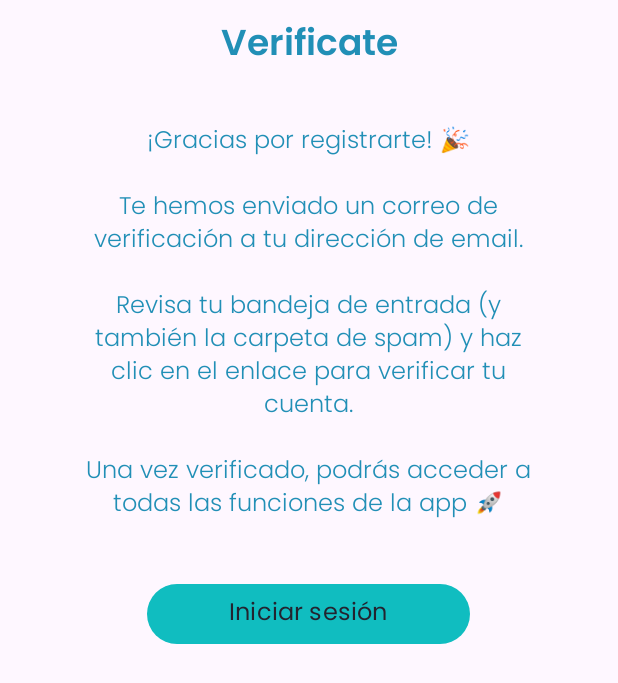
After one commit to PabloMarpen/GoNow, an Android app: the layout fragment_pop_up_correoverificacion.xml on its own in the app's theme, with its tools: preview values and no code run, on a phone screen of 412 x 824 dp. The commit adds this screen. Shown: the top 683 px of the screen. Run offline under Robolectric (Android 15) with nearby library versions, the phone set to English and light mode, and no system bars.

Commit message:
v34 recu correo y verifi

```diff
--- a/app/src/main/java/com/example/gonow/vista/FragmentResumenBanio.kt
+++ b/app/src/main/java/com/example/gonow/vista/FragmentResumenBanio.kt
@@ -119,9 +119,7 @@ class FragmentResumenBanio : Fragment(R.layout.fragment_resumen_banio) {
         manejoCarga = ManejoDeCarga(
             parentFragmentManager,
             timeoutMillis = 20000L // 20000L
-        ){
-            Toast.makeText(requireContext(), getString(R.string.error_muchotiempo), Toast.LENGTH_SHORT).show()
-        }
+        )
 
         if(arguments?.getDouble(ARG_MEDIAPUNTUACION) == 0.0){
             Puntuacion.rating = arguments?.getDouble(ARG_PUNTUACION)?.toFloat() ?: 0f
--- a/app/src/main/java/com/example/gonow/vista/ManejoCarga.kt
+++ b/app/src/main/java/com/example/gonow/vista/ManejoCarga.kt
@@ -32,8 +32,12 @@ class ManejoDeCarga(
         handler.removeCallbacks(timeoutRunnable)
 
         loadingDialog?.let { dialog ->
-            if (dialog.isAdded && !dialog.parentFragmentManager.isStateSaved) {
+            // Forzar el dismiss si el diálogo es visible
+            if (dialog.isAdded && dialog.isVisible && !dialog.parentFragmentManager.isStateSaved) {
                 dialog.dismiss()
+            } else {
+                // Si el dialog no es visible, elimínalo de inmediato
+                fragmentManager.beginTransaction().remove(dialog).commitAllowingStateLoss()
             }
         }
 
--- /dev/null
+++ b/app/src/main/res/layout/fragment_pop_up_correoverificacion.xml
@@ -0,0 +1,52 @@
+<?xml version="1.0" encoding="utf-8"?>
+<LinearLayout xmlns:android="http://schemas.android.com/apk/res/android"
+    android:layout_width="match_parent"
+    android:layout_height="wrap_content"
+    android:orientation="vertical"
+    android:gravity="center">
+
+    <TextView
+        android:id="@+id/tituloHorario"
+        android:layout_width="233dp"
+        android:layout_height="wrap_content"
+        android:layout_marginTop="10dp"
+        android:layout_marginBottom="0dp"
+        android:fontFamily="@font/poppinssemibold"
+        android:text="@string/verificate"
+        android:textAlignment="center"
+        android:textColor="@color/secondary"
+        android:textSize="24sp" />
+
+    <!-- Aquí metemos los dos botones en línea -->
+    <LinearLayout
+        android:layout_width="wrap_content"
+        android:layout_height="wrap_content"
+        android:orientation="horizontal"
+        android:layout_marginTop="20dp"
+        android:layout_marginBottom="10dp"
+        android:gravity="center"/>
+
+    <TextView
+        android:id="@+id/comentario"
+        android:layout_width="311dp"
+        android:layout_height="wrap_content"
+        android:layout_marginBottom="5dp"
+        android:fontFamily="@font/poppinslight"
+        android:text="@string/mensaje_verificacion"
+        android:textAlignment="center"
+        android:textColor="@color/secondary"
+        android:textSize="16sp" />
+
+
+    <Button
+        android:id="@+id/buttonIniciarSesionVerificacion"
+        style="@style/PrimaryButton"
+        android:layout_width="215dp"
+        android:layout_height="wrap_content"
+        android:layout_marginTop="30dp"
+        android:textColor="@color/oscuro"
+        android:fontFamily="@font/poppinsregular"
+        android:text="@string/inicia_sesión"
+        android:textSize="16sp" />
+
+</LinearLayout>
--- a/app/src/main/res/layout/fragment_resumen_banio.xml
+++ b/app/src/main/res/layout/fragment_resumen_banio.xml
@@ -95,7 +95,7 @@
                 android:layout_height="match_parent"
                 android:adjustViewBounds="true"
                 android:scaleType="centerCrop"
-                app:srcCompat="@drawable/noimage" />
+                app:srcCompat="@drawable/noimageilusrecortado" />
         </androidx.cardview.widget.CardView>
 
         <RatingBar
--- a/app/src/main/res/raw/mapstyle_night.json
+++ b/app/src/main/res/raw/mapstyle_night.json
@@ -11,7 +11,7 @@
     "elementType": "labels.icon",
     "stylers": [
       {
-        "visibility": "off"
+        "visibility": "simplified"
       }
     ]
   },
--- a/app/src/main/res/raw/mapstyle_white.json
+++ b/app/src/main/res/raw/mapstyle_white.json
@@ -11,7 +11,7 @@
     "elementType": "labels.icon",
     "stylers": [
       {
-        "visibility": "off"
+        "visibility": "simplified"
       }
     ]
   },
--- a/app/src/main/res/values/strings.xml
+++ b/app/src/main/res/values/strings.xml
@@ -123,7 +123,9 @@
     <string name="error_borrar_resenas">Error al borrar las reseñas</string>
     <string name="error_buscar_resenas">Error al buscar reseñas</string>
     <string name="id_no_disponible">ID de documento no disponible</string>
-
+    <string name="verificate">Verificate</string>
+    <string name="mensaje_verificacion">¡Gracias por registrarte! 🎉\n\nTe hemos enviado un correo de verificación a tu dirección de email.\n\nRevisa tu bandeja de entrada (y también la carpeta de spam) y haz clic en el enlace para verificar tu cuenta.\n\nUna vez verificado, podrás acceder a todas las funciones de la app 🚀</string>
+    <string name="correo_enviado">Correo enviado</string>
 
     <!-- errores -->
     <string name="erropuntuacionbanios">Error al cargar puntuación del baño</string>
@@ -142,6 +144,10 @@
     <string name="error_obtener_califi">Error al obtener las calificaciones</string>
     <string name="error_actualizarbanio">Error al actualizar</string>
     <string name="error_muchotiempo">Porfavor revise su conexión a internet</string>
+    <string name="error_correo_no_registrado">Error correo no registrado</string>
+    <string name="error_enviar_correo">Error al enviar el correo</string>
+    <string name="error_verificar_correo">Error al verificar el correo</string>
+    <string name="error_correo_existe">Error el correo ya existe o la contraseña no cumple con los requisitos</string>
 
 
     <!-- mensajes de carga -->
@@ -162,5 +168,4 @@
     <string name="cerradosiempre">baño cerrado</string>
 
 
-
 </resources>
```
Also changed, not shown: app/build.gradle.kts (+4 -5 lines), app/src/main/java/com/example/gonow/viewModel/UserViewModel.kt (+17 -1 lines), app/src/main/java/com/example/gonow/vista/FragmentAniadir.kt (+23 -8 lines), app/src/main/java/com/example/gonow/vista/FragmentIniciar.kt (+8 -0 lines), app/src/main/java/com/example/gonow/vista/FragmentMapa.kt (+10 -2 lines), app/src/main/java/com/example/gonow/vista/FragmentPopUpVerificate.kt (added, +26 -0 lines), app/src/main/java/com/example/gonow/vista/FragmentRecuperacion.kt (+22 -6 lines), app/src/main/java/com/example/gonow/vista/FragmentRegistro.kt (+14 -11 lines), app/src/main/res/drawable/noimageilusrecortado.png (added), 1 other file.
